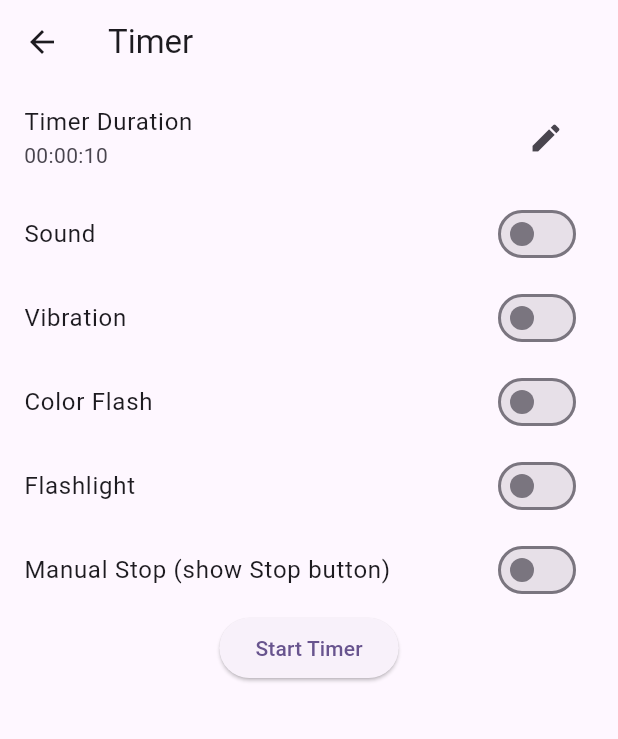
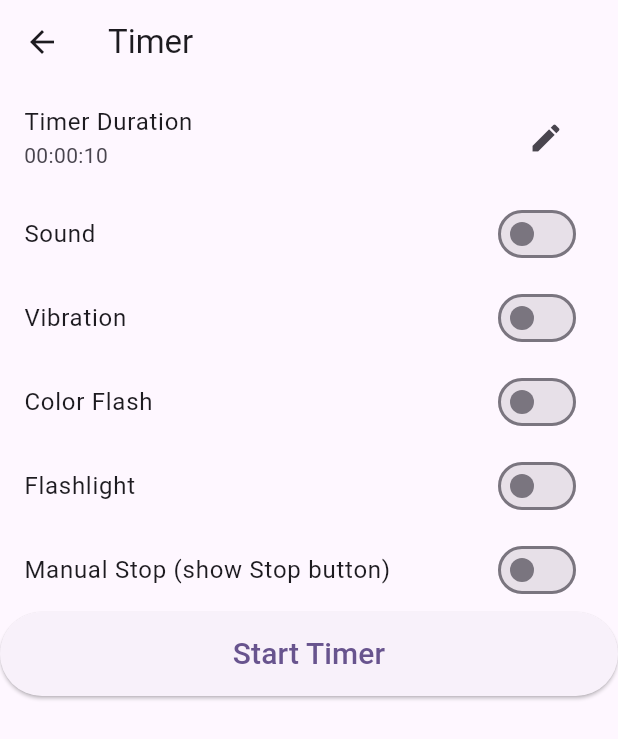
Before and after one commit to RSSerna/za_warudo, a Flutter app: the TimerPage screen opened directly, on a phone screen of 412 x 824 dp. Shown: the top 739 px of the screen. Run offline on Flutter 3.47's test engine with Material 3 defaults, Android fonts, the phone set to English and light mode, and no system bars; our stand-ins replace audioplayers, vibration; missing offline and left inert: torch_light.

Commit message:
Add Semantincs

```diff
--- a/lib/alarm_page.dart
+++ b/lib/alarm_page.dart
@@ -94,11 +94,23 @@ class _AlarmPageState extends State<AlarmPage> {
                   provider.setOption(key, value);
                 },
               ),
-              ElevatedButton(
-                onPressed: provider.isAlarmSet ? null : setAlarm,
-                child: provider.isAlarmSet
-                    ? const Text('Alarm Set!')
-                    : const Text('Set Alarm'),
+              Semantics(
+                label: provider.isAlarmSet
+                    ? 'Alarm Set Button'
+                    : 'Set Alarm Button',
+                button: true,
+                child: SizedBox(
+                  width: double.infinity,
+                  height: 56,
+                  child: ElevatedButton(
+                    onPressed: provider.isAlarmSet ? null : setAlarm,
+                    child: provider.isAlarmSet
+                        ? const Text('Alarm Set!',
+                            style: TextStyle(fontSize: 20))
+                        : const Text('Set Alarm',
+                            style: TextStyle(fontSize: 20)),
+                  ),
+                ),
               ),
             ],
           ),
--- a/lib/timer_page.dart
+++ b/lib/timer_page.dart
@@ -133,9 +133,18 @@ class _TimerPageState extends State<TimerPage> {
                     provider.setOption(key, value);
                   },
                 ),
-                ElevatedButton(
-                  onPressed: provider.isRunning ? null : startTimer,
-                  child: const Text('Start Timer'),
+                Semantics(
+                  label: 'Start Timer Button',
+                  button: true,
+                  child: SizedBox(
+                    width: double.infinity,
+                    height: 56,
+                    child: ElevatedButton(
+                      onPressed: provider.isRunning ? null : startTimer,
+                      child: const Text('Start Timer',
+                          style: TextStyle(fontSize: 20)),
+                    ),
+                  ),
                 ),
               ] else ...[
                 const SizedBox(height: 32),
@@ -162,19 +171,46 @@ class _TimerPageState extends State<TimerPage> {
                   mainAxisAlignment: MainAxisAlignment.center,
                   children: [
                     if (!provider.isPaused)
-                      ElevatedButton(
-                        onPressed: pauseTimer,
-                        child: const Text('Pause'),
+                      Semantics(
+                        label: 'Pause Timer Button',
+                        button: true,
+                        child: SizedBox(
+                          width: 140,
+                          height: 56,
+                          child: ElevatedButton(
+                            onPressed: pauseTimer,
+                            child: const Text('Pause',
+                                style: TextStyle(fontSize: 20)),
+                          ),
+                        ),
                       ),
                     if (provider.isPaused)
-                      ElevatedButton(
-                        onPressed: resumeTimer,
-                        child: const Text('Resume'),
+                      Semantics(
+                        label: 'Resume Timer Button',
+                        button: true,
+                        child: SizedBox(
+                          width: 140,
+                          height: 56,
+                          child: ElevatedButton(
+                            onPressed: resumeTimer,
+                            child: const Text('Resume',
+                                style: TextStyle(fontSize: 20)),
+                          ),
+                        ),
                       ),
                     const SizedBox(width: 16),
-                    ElevatedButton(
-                      onPressed: cancelTimer,
-                      child: const Text('Cancel'),
+                    Semantics(
+                      label: 'Cancel Timer Button',
+                      button: true,
+                      child: SizedBox(
+                        width: 140,
+                        height: 56,
+                        child: ElevatedButton(
+                          onPressed: cancelTimer,
+                          child: const Text('Cancel',
+                              style: TextStyle(fontSize: 20)),
+                        ),
+                      ),
                     ),
                   ],
                 ),
```
